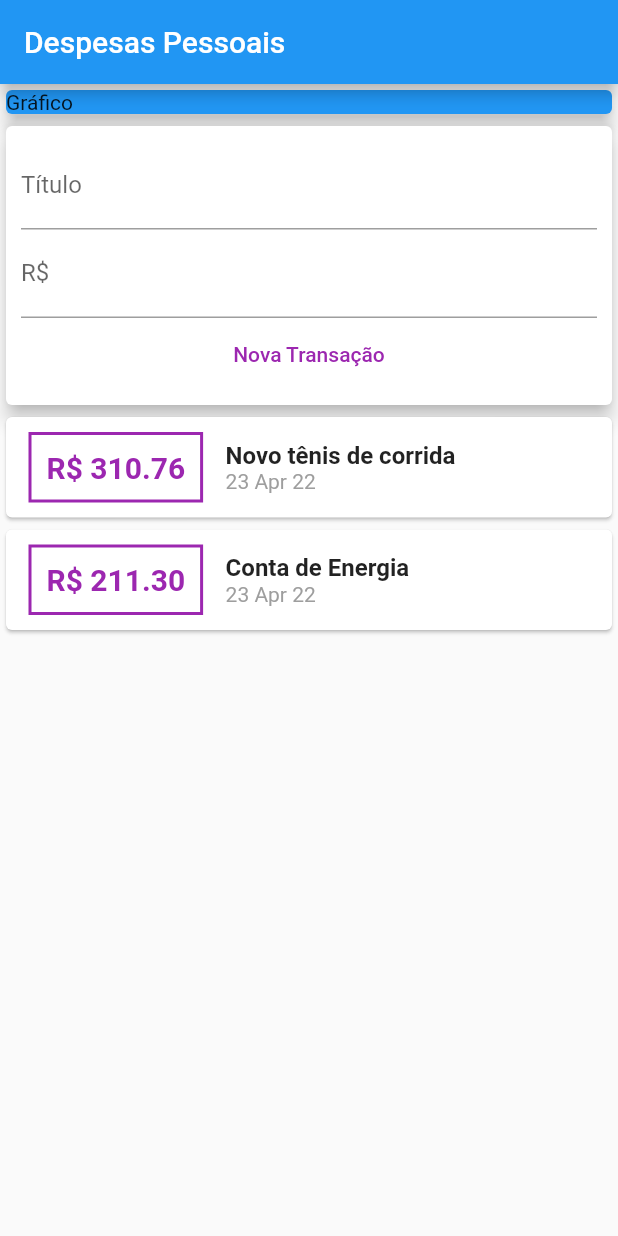
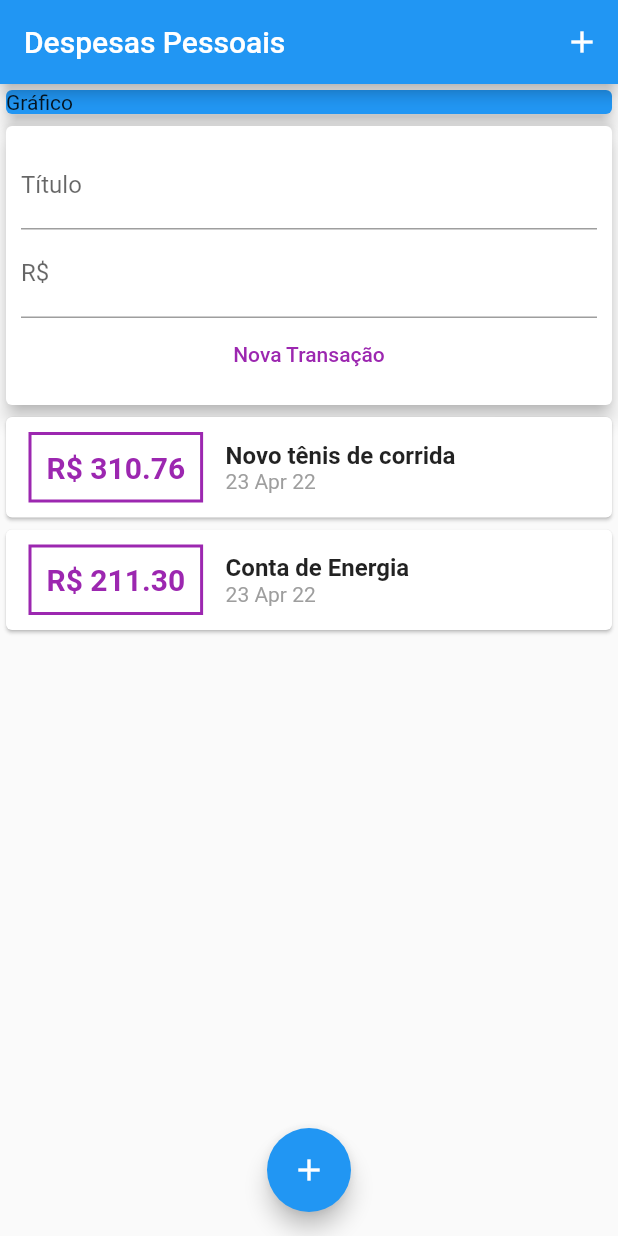
Before and after one commit to fhtozetto/Exenses, a Flutter app: the screen it shows after launch, on a phone screen of 412 x 824 dp. Run offline on Flutter 3.47's test engine with Material 2 defaults, Android fonts, the phone set to English and light mode, and no system bars.

Commit message:
Buttons to add transaction

```diff
--- a/lib/main.dart
+++ b/lib/main.dart
@@ -22,8 +22,15 @@ class MyHomePage extends StatelessWidget {
     return Scaffold(
       appBar: AppBar(
         title: const Text('Despesas Pessoais'),
+        actions: [
+          IconButton(
+            onPressed: () {},
+            icon: const Icon(Icons.add),
+          )
+        ],
       ),
-      body: Column(
+      body: SingleChildScrollView(
+        child: Column(
           crossAxisAlignment: CrossAxisAlignment.stretch,
           children: const [
             SizedBox(
@@ -37,6 +44,12 @@ class MyHomePage extends StatelessWidget {
             TransactionUser(),
           ],
         ),
+      ),
+      floatingActionButton: FloatingActionButton(
+        onPressed: () {},
+        child: const Icon(Icons.add),
+      ),
+      floatingActionButtonLocation: FloatingActionButtonLocation.centerFloat,
     );
   }
 }
```
Lines whose indentation alone changed are shown as unchanged.
